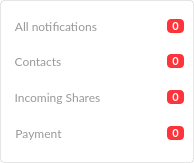
This is src/MEGASync/gui/linux/FilterAlertWidget.ui in meganz/MEGAsync as Qt 5 draws it before an edit. The edited form follows.
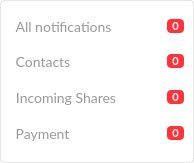
This is the edited form. Icons and pictures are not drawn.

Commit message: Fix UI css props

Patch:
```diff
--- a/src/MEGASync/gui/linux/FilterAlertWidget.ui
+++ b/src/MEGASync/gui/linux/FilterAlertWidget.ui
@@ -111,7 +111,7 @@
      border: none;
 	color: #999999;
 	font-family: Lato;
-	font-size: 12px;
+	font-size: 14px;
 	line-height: 22px;
 }
 #bAll::hover
@@ -265,7 +265,7 @@
      border: none;
 	color: #999999;
 	font-family: Lato;
-	font-size: 12px;
+	font-size: 14px;
 	line-height: 22px;
 }
 #bContacts::hover
@@ -387,7 +387,7 @@
      border: none;
 	color: #999999;
 	font-family: Lato;
-	font-size: 12px;
+	font-size: 14px;
 	line-height: 22px;
 }
 #bShares::hover
@@ -509,7 +509,7 @@
      border: none;
 	color: #999999;
 	font-family: Lato;
-	font-size: 12px;
+	font-size: 14px;
 	line-height: 22px;
 }
 #bPayment::hover
```
Left out of the diff: 8 changed lines with no effect on the pictures. The commit also changes 2 other files.
